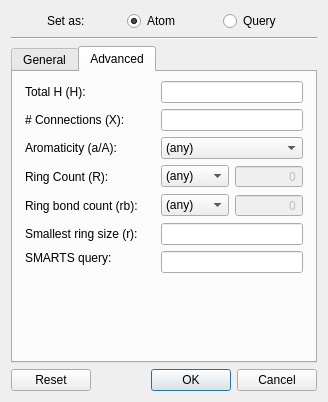
schrodinger/sketcher, file src/schrodinger/sketcher/ui/edit_atom_properties.ui: the form before one commit.
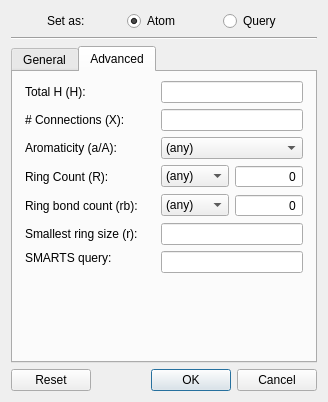
The form after the commit. The open tabs and pages were chosen to show the change. Icons and pictures are not drawn. Custom widgets are drawn as their Qt base class.

Commit message: SKETCH-1580. Enable advanced query ring count and ring bond count spinboxes when the exactly value is chosed from the corresponding combobox

Patch:
```diff
--- a/src/schrodinger/sketcher/ui/edit_atom_properties.ui
+++ b/src/schrodinger/sketcher/ui/edit_atom_properties.ui
@@ -415,9 +415,6 @@
            </item>
            <item row="5" column="2">
             <widget class="QSpinBox" name="ring_bond_count_sb">
-             <property name="enabled">
-              <bool>false</bool>
-             </property>
              <property name="alignment">
               <set>Qt::AlignRight|Qt::AlignTrailing|Qt::AlignVCenter</set>
              </property>
@@ -442,9 +439,6 @@
            </item>
            <item row="3" column="2">
             <widget class="QSpinBox" name="ring_count_sb">
-             <property name="enabled">
-              <bool>false</bool>
-             </property>
              <property name="alignment">
               <set>Qt::AlignRight|Qt::AlignTrailing|Qt::AlignVCenter</set>
              </property>
```
